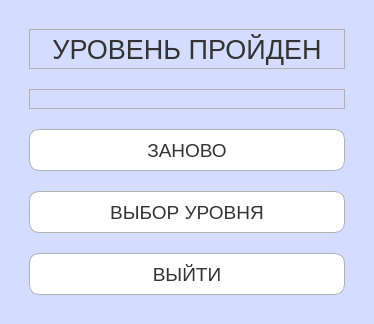
Before: the Qt Designer form zanovo.ui in nikulb855/fillwords, drawn with Qt 5.
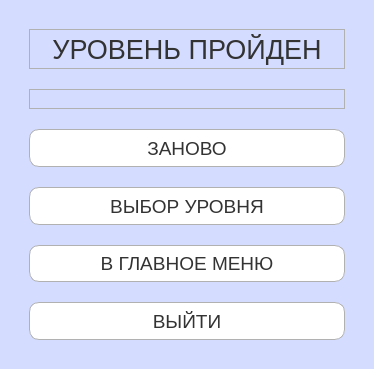
After: the same form once the commit is applied.

The edit to the form file:
```diff
--- a/zanovo.ui
+++ b/zanovo.ui
@@ -7,7 +7,7 @@
     <x>0</x>
     <y>0</y>
     <width>374</width>
-    <height>324</height>
+    <height>369</height>
    </rect>
   </property>
   <property name="sizePolicy">
@@ -122,7 +122,7 @@
    </property>
    <layout class="QVBoxLayout" name="verticalLayout_2">
     <item>
-     <layout class="QVBoxLayout" name="verticalLayout" stretch="10,0,30,30,30">
+     <layout class="QVBoxLayout" name="verticalLayout" stretch="10,0,30,30,30,30">
       <property name="spacing">
        <number>20</number>
       </property>
@@ -241,6 +241,24 @@
         </property>
        </widget>
       </item>
+      <item>
+       <widget class="QPushButton" name="mainmenu">
+        <property name="sizePolicy">
+         <sizepolicy hsizetype="Expanding" vsizetype="Expanding">
+          <horstretch>0</horstretch>
+          <verstretch>0</verstretch>
+         </sizepolicy>
+        </property>
+        <property name="font">
+         <font>
+          <pointsize>14</pointsize>
+         </font>
+        </property>
+        <property name="text">
+         <string>В ГЛАВНОЕ МЕНЮ</string>
+        </property>
+       </widget>
+      </item>
       <item>
        <widget class="QPushButton" name="exit">
         <property name="sizePolicy">
```
